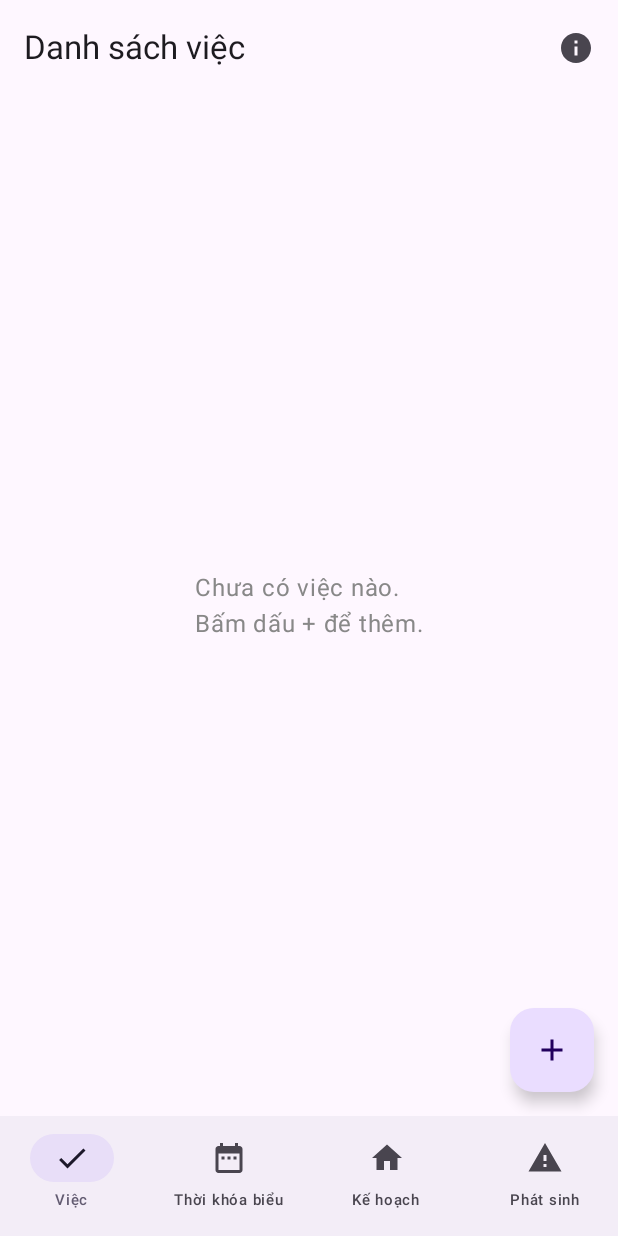
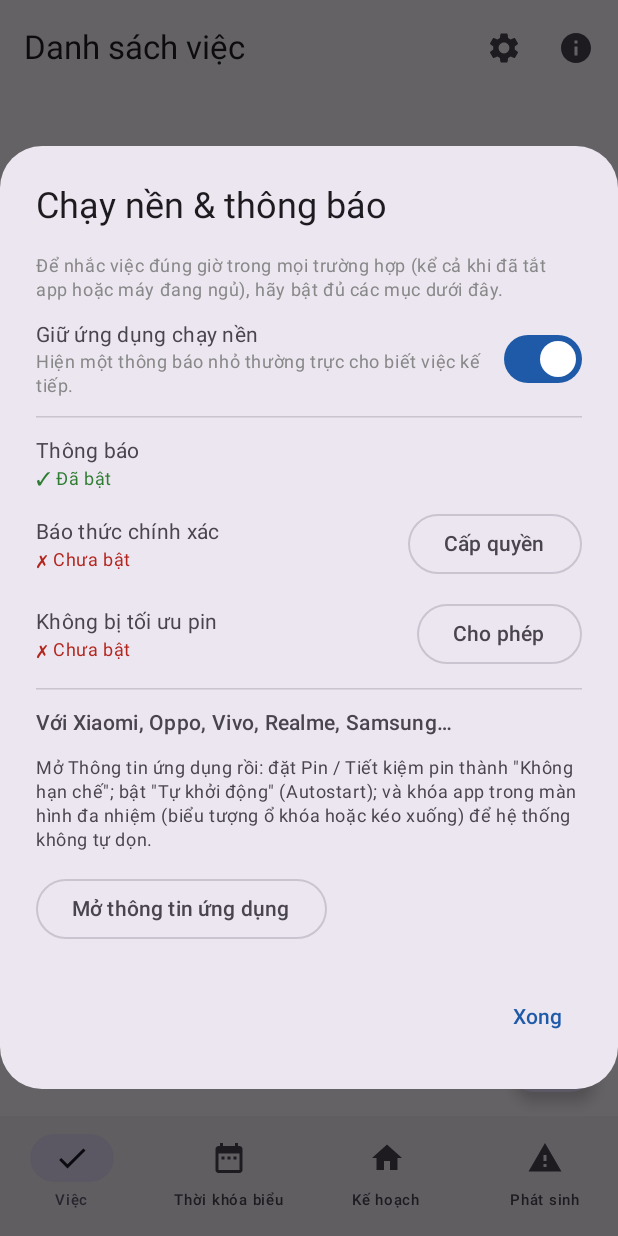
Before and after one commit to quocan1102/QA-LifeOS, an Android app built with Jetpack Compose: the screen it shows after launch (MainActivity), on a phone screen of 412 x 824 dp. Run offline under Robolectric (Android 15) with nearby library versions, the phone set to English and light mode, and no system bars.

Commit message:
Add files via upload

```diff
--- a/app/build.gradle.kts
+++ b/app/build.gradle.kts
@@ -13,7 +13,7 @@ android {
         minSdk = 26
         targetSdk = 34
         // Số phiên bản hiển thị. Đổi số này khi phát hành bản mới (trùng với tên file zip: QA LifeOS Vx.y.z).
-        versionName = "1.0.0"
+        versionName = "1.1.0"
         // Số bản dựng: mỗi lần GitHub build lại tăng lên, nên APK mới luôn cài đè được lên bản cũ.
         versionCode = System.getenv("GITHUB_RUN_NUMBER")?.toIntOrNull() ?: 1
     }
--- a/app/src/main/java/com/quantri/app/MainActivity.kt
+++ b/app/src/main/java/com/quantri/app/MainActivity.kt
@@ -26,6 +26,7 @@ import androidx.compose.material.icons.filled.Delete
 import androidx.compose.material.icons.filled.Edit
 import androidx.compose.material.icons.filled.Home
 import androidx.compose.material.icons.filled.Info
+import androidx.compose.material.icons.filled.Settings
 import androidx.compose.material.icons.filled.Warning
 import androidx.compose.material3.*
 import androidx.compose.runtime.*
@@ -45,19 +46,27 @@ import java.time.LocalDate
 val StarColor = Color(0xFFF5A623)
 
 class MainActivity : ComponentActivity() {
+    // Tăng mỗi lần quay lại app (vd. từ màn hình cài đặt hệ thống) để cập nhật trạng thái quyền.
+    private var resumeTick by mutableIntStateOf(0)
+
     override fun onCreate(savedInstanceState: Bundle?) {
         super.onCreate(savedInstanceState)
         setContent {
             MaterialTheme(colorScheme = lightColorScheme(primary = Color(0xFF1E5AA8))) {
-                Surface(modifier = Modifier.fillMaxSize()) { AppRoot() }
+                Surface(modifier = Modifier.fillMaxSize()) { AppRoot(resumeTick) }
             }
         }
+    }
+
+    override fun onResume() {
+        super.onResume()
+        resumeTick++
     }
 }
 
 @OptIn(ExperimentalMaterial3Api::class)
 @Composable
-fun AppRoot(vm: MainViewModel = viewModel()) {
+fun AppRoot(resumeTick: Int, vm: MainViewModel = viewModel()) {
     val tasks by vm.tasks.collectAsState()
     val slots by vm.slots.collectAsState()
     val adhoc by vm.adhoc.collectAsState()
@@ -69,13 +78,23 @@ fun AppRoot(vm: MainViewModel = viewModel()) {
         mutableStateOf(LocalDate.now().withDayOfMonth(1).toEpochDay())
     }
 
+    var showAbout by remember { mutableStateOf(false) }
+    var showSettings by remember { mutableStateOf(false) }
+    val keepAlive by vm.keepAlive.collectAsState()
+
     val permLauncher =
         rememberLauncherForActivityResult(ActivityResultContracts.RequestPermission()) { }
     LaunchedEffect(Unit) {
         if (Build.VERSION.SDK_INT >= 33) permLauncher.launch(Manifest.permission.POST_NOTIFICATIONS)
     }
+    // Lần mở đầu tiên: hiện hướng dẫn bật chạy nền
+    LaunchedEffect(Unit) {
+        if (!vm.setupShown()) {
+            showSettings = true
+            vm.markSetupShown()
+        }
+    }
 
-    var showAbout by remember { mutableStateOf(false) }
     val titles = listOf("Danh sách việc", "Thời khóa biểu", "Kế hoạch", "Phát sinh")
     val navItems = listOf(
         "Việc" to Icons.Default.Check,
@@ -89,6 +108,9 @@ fun AppRoot(vm: MainViewModel = viewModel()) {
             TopAppBar(
                 title = { Text(titles[tab]) },
                 actions = {
+                    IconButton(onClick = { showSettings = true }) {
+                        Icon(Icons.Default.Settings, contentDescription = "Chạy nền & thông báo")
+                    }
                     IconButton(onClick = { showAbout = true }) {
                         Icon(Icons.Default.Info, contentDescription = "Giới thiệu")
                     }
@@ -123,6 +145,14 @@ fun AppRoot(vm: MainViewModel = viewModel()) {
     }
 
     if (showAbout) AboutDialog { showAbout = false }
+    if (showSettings) {
+        SettingsDialog(
+            resumeTick = resumeTick,
+            keepAlive = keepAlive,
+            onKeepAlive = { vm.setKeepAlive(it) },
+            onDismiss = { showSettings = false }
+        )
+    }
 }
 
 @Composable
--- a/app/src/main/java/com/quantri/app/MainViewModel.kt
+++ b/app/src/main/java/com/quantri/app/MainViewModel.kt
@@ -19,14 +19,27 @@ class MainViewModel(app: Application) : AndroidViewModel(app) {
     private val _adhoc = MutableStateFlow(repo.loadAdhoc())
     val adhoc: StateFlow<List<Adhoc>> = _adhoc.asStateFlow()
 
+    private val _keepAlive = MutableStateFlow(repo.keepAlive())
+    val keepAlive: StateFlow<Boolean> = _keepAlive.asStateFlow()
+
     init {
         refresh()
     }
+
+    fun setKeepAlive(on: Boolean) {
+        repo.setKeepAlive(on)
+        _keepAlive.value = on
+        KeepAlive.apply(ctx)
+    }
+
+    fun setupShown(): Boolean = repo.setupShown()
+    fun markSetupShown() = repo.markSetupShown()
 
     /** Mỗi khi dữ liệu đổi: cập nhật kênh thông báo và đặt lại báo thức kế tiếp theo kế hoạch. */
     private fun refresh() {
         Reminders.syncChannels(ctx, _tasks.value)
         Reminders.reschedule(ctx, AppData(_tasks.value, _slots.value, _adhoc.value))
+        KeepAlive.apply(ctx)
     }
 
     // ------------------------------------------------------------ Việc
--- a/app/src/main/java/com/quantri/app/Reminders.kt
+++ b/app/src/main/java/com/quantri/app/Reminders.kt
@@ -52,15 +52,19 @@ object Reminders {
         }
     }
 
-    /** Thời điểm của lần nhắc kế tiếp (sau `after`), tìm trong vòng ~400 ngày. */
-    fun nextEventAt(d: AppData, after: Long): Long? {
+    /** Lần nhắc kế tiếp (sau `after`), tìm trong vòng ~400 ngày. */
+    fun nextEvent(d: AppData, after: Long): Event? {
         val start = Instant.ofEpochMilli(after).atZone(ZoneId.systemDefault()).toLocalDate()
         for (i in 0..400) {
-            val times = eventsOn(start.plusDays(i.toLong()), d).map { it.at }.filter { it > after }
-            if (times.isNotEmpty()) return times.min()
+            val e = eventsOn(start.plusDays(i.toLong()), d)
+                .filter { it.at > after }
+                .minByOrNull { it.at }
+            if (e != null) return e
         }
         return null
     }
+
+    fun nextEventAt(d: AppData, after: Long): Long? = nextEvent(d, after)?.at
 
     /** Các lần nhắc có thời điểm trong khoảng (from, to]. */
     fun eventsBetween(d: AppData, from: Long, to: Long): List<Event> {
@@ -216,11 +220,13 @@ class AlarmReceiver : BroadcastReceiver() {
         Reminders.eventsBetween(data, from, upTo).forEach { Reminders.show(context, it) }
         repo.setLastFired(upTo)
         Reminders.reschedule(context, data, after = upTo)
+        KeepAlive.apply(context)
     }
 }
 
 class BootReceiver : BroadcastReceiver() {
     override fun onReceive(context: Context, intent: Intent) {
         Reminders.reschedule(context, Repository(context).load())
+        KeepAlive.apply(context)
     }
 }
--- /dev/null
+++ b/app/src/main/java/com/quantri/app/Settings.kt
@@ -0,0 +1,149 @@
+package com.quantri.app
+
+import android.app.AlarmManager
+import android.content.Context
+import android.content.Intent
+import android.net.Uri
+import android.os.Build
+import android.os.PowerManager
+import android.provider.Settings
+import androidx.compose.foundation.layout.Arrangement
+import androidx.compose.foundation.layout.Column
+import androidx.compose.foundation.layout.Row
+import androidx.compose.foundation.layout.padding
+import androidx.compose.foundation.rememberScrollState
+import androidx.compose.foundation.verticalScroll
+import androidx.compose.material3.AlertDialog
+import androidx.compose.material3.HorizontalDivider
+import androidx.compose.material3.MaterialTheme
+import androidx.compose.material3.OutlinedButton
+import androidx.compose.material3.Switch
+import androidx.compose.material3.Text
+import androidx.compose.material3.TextButton
+import androidx.compose.runtime.Composable
+import androidx.compose.runtime.remember
+import androidx.compose.ui.Alignment
+import androidx.compose.ui.Modifier
+import androidx.compose.ui.graphics.Color
+import androidx.compose.ui.platform.LocalContext
+import androidx.compose.ui.text.font.FontWeight
+import androidx.compose.ui.unit.dp
+import androidx.core.app.NotificationManagerCompat
+
+private fun openSettings(ctx: Context, primary: Intent, fallback: Intent? = null) {
+    val ok = runCatching { ctx.startActivity(primary.addFlags(Intent.FLAG_ACTIVITY_NEW_TASK)) }.isSuccess
+    if (!ok && fallback != null) {
+        runCatching { ctx.startActivity(fallback.addFlags(Intent.FLAG_ACTIVITY_NEW_TASK)) }
+    }
+}
+
+@Composable
+fun StatusRow(title: String, ok: Boolean, actionLabel: String, onAction: () -> Unit) {
+    Row(verticalAlignment = Alignment.CenterVertically) {
+        Column(Modifier.weight(1f)) {
+            Text(title)
+            Text(
+                if (ok) "✓ Đã bật" else "✗ Chưa bật",
+                style = MaterialTheme.typography.bodySmall,
+                color = if (ok) Color(0xFF2E7D32) else MaterialTheme.colorScheme.error
+            )
+        }
+        if (!ok) OutlinedButton(onClick = onAction) { Text(actionLabel) }
+    }
+}
+
+/** Kiểm tra và hướng dẫn bật các quyền để nhắc việc đúng giờ ngay cả khi tắt app. */
+@Composable
+fun SettingsDialog(
+    resumeTick: Int,
+    keepAlive: Boolean,
+    onKeepAlive: (Boolean) -> Unit,
+    onDismiss: () -> Unit
+) {
+    val ctx = LocalContext.current
+    val pkg = ctx.packageName
+    val pkgUri = Uri.parse("package:$pkg")
+
+    // resumeTick đổi mỗi khi quay lại app từ màn hình cài đặt hệ thống => kiểm tra lại
+    val notifOk = remember(resumeTick) { NotificationManagerCompat.from(ctx).areNotificationsEnabled() }
+    val exactOk = remember(resumeTick) {
+        if (Build.VERSION.SDK_INT >= Build.VERSION_CODES.S) {
+            ctx.getSystemService(AlarmManager::class.java).canScheduleExactAlarms()
+        } else true
+    }
+    val batteryOk = remember(resumeTick) {
+        ctx.getSystemService(PowerManager::class.java).isIgnoringBatteryOptimizations(pkg)
+    }
+
+    AlertDialog(
+        onDismissRequest = onDismiss,
+        title = { Text("Chạy nền & thông báo") },
+        text = {
+            Column(
+                Modifier.verticalScroll(rememberScrollState()),
+                verticalArrangement = Arrangement.spacedBy(12.dp)
+            ) {
+                Text(
+                    "Để nhắc việc đúng giờ trong mọi trường hợp (kể cả khi đã tắt app hoặc máy đang ngủ), " +
+                        "hãy bật đủ các mục dưới đây.",
+                    style = MaterialTheme.typography.bodySmall,
+                    color = Color.Gray
+                )
+
+                Row(verticalAlignment = Alignment.CenterVertically) {
+                    Column(Modifier.weight(1f)) {
+                        Text("Giữ ứng dụng chạy nền")
+                        Text(
+                            "Hiện một thông báo nhỏ thường trực cho biết việc kế tiếp.",
+                            style = MaterialTheme.typography.bodySmall,
+                            color = Color.Gray
+                        )
+                    }
+                    Switch(checked = keepAlive, onCheckedChange = onKeepAlive)
+                }
+
+                HorizontalDivider()
+
+                StatusRow("Thông báo", notifOk, "Mở cài đặt") {
+                    openSettings(
+                        ctx,
+                        Intent(Settings.ACTION_APP_NOTIFICATION_SETTINGS)
+                            .putExtra(Settings.EXTRA_APP_PACKAGE, pkg),
+                        Intent(Settings.ACTION_APPLICATION_DETAILS_SETTINGS, pkgUri)
+                    )
+                }
+                StatusRow("Báo thức chính xác", exactOk, "Cấp quyền") {
+                    openSettings(
+                        ctx,
+                        Intent(Settings.ACTION_REQUEST_SCHEDULE_EXACT_ALARM, pkgUri),
+                        Intent(Settings.ACTION_APPLICATION_DETAILS_SETTINGS, pkgUri)
+                    )
+                }
+                StatusRow("Không bị tối ưu pin", batteryOk, "Cho phép") {
+                    openSettings(
+                        ctx,
+                        Intent(Settings.ACTION_REQUEST_IGNORE_BATTERY_OPTIMIZATIONS, pkgUri),
+                        Intent(Settings.ACTION_IGNORE_BATTERY_OPTIMIZATION_SETTINGS)
+                    )
+                }
+
+                HorizontalDivider()
+
+                Text("Với Xiaomi, Oppo, Vivo, Realme, Samsung…", fontWeight = FontWeight.Medium)
+                Text(
+                    "Mở Thông tin ứng dụng rồi: đặt Pin / Tiết kiệm pin thành \"Không hạn chế\"; " +
+                        "bật \"Tự khởi động\" (Autostart); và khóa app trong màn hình đa nhiệm " +
+                        "(biểu tượng ổ khóa hoặc kéo xuống) để hệ thống không tự dọn.",
+                    style = MaterialTheme.typography.bodySmall
+                )
+                OutlinedButton(
+                    onClick = {
+                        openSettings(ctx, Intent(Settings.ACTION_APPLICATION_DETAILS_SETTINGS, pkgUri))
+                    },
+                    modifier = Modifier.padding(top = 2.dp)
+                ) { Text("Mở thông tin ứng dụng") }
+            }
+        },
+        confirmButton = { TextButton(onClick = onDismiss) { Text("Xong") } }
+    )
+}
--- a/app/src/main/java/com/quantri/app/Storage.kt
+++ b/app/src/main/java/com/quantri/app/Storage.kt
@@ -111,6 +111,16 @@ class Repository(context: Context) {
         return n
     }
 
+    fun keepAlive(): Boolean = prefs.getBoolean("keep_alive", true)
+    fun setKeepAlive(v: Boolean) {
+        prefs.edit().putBoolean("keep_alive", v).apply()
+    }
+
+    fun setupShown(): Boolean = prefs.getBoolean("setup_shown", false)
+    fun markSetupShown() {
+        prefs.edit().putBoolean("setup_shown", true).apply()
+    }
+
     fun lastFired(): Long = prefs.getLong("last_fired", 0L)
     fun setLastFired(v: Long) {
         prefs.edit().putLong("last_fired", v).apply()
--- a/app/src/main/res/mipmap-anydpi-v26/ic_launcher.xml
+++ b/app/src/main/res/mipmap-anydpi-v26/ic_launcher.xml
@@ -1,4 +1,4 @@
 <adaptive-icon xmlns:android="http://schemas.android.com/apk/res/android">
-    <background android:drawable="@color/ic_launcher_background" />
-    <foreground android:drawable="@drawable/ic_launcher_foreground" />
+    <background android:drawable="@drawable/ic_launcher_art_bg" />
+    <foreground android:drawable="@drawable/ic_launcher_art_fg" />
 </adaptive-icon>
--- /dev/null
+++ b/app/src/main/res/mipmap-anydpi-v26/ic_launcher_round.xml
@@ -0,0 +1,4 @@
+<adaptive-icon xmlns:android="http://schemas.android.com/apk/res/android">
+    <background android:drawable="@drawable/ic_launcher_art_bg" />
+    <foreground android:drawable="@drawable/ic_launcher_art_fg" />
+</adaptive-icon>
```
Also changed, not shown: app/src/main/AndroidManifest.xml (+16 -0 lines), app/src/main/java/com/quantri/app/Background.kt (added, +90 -0 lines), app/src/main/res/drawable-nodpi/ic_launcher_art_bg.png (added), app/src/main/res/drawable-nodpi/ic_launcher_art_fg.png (added), 1 other file.
